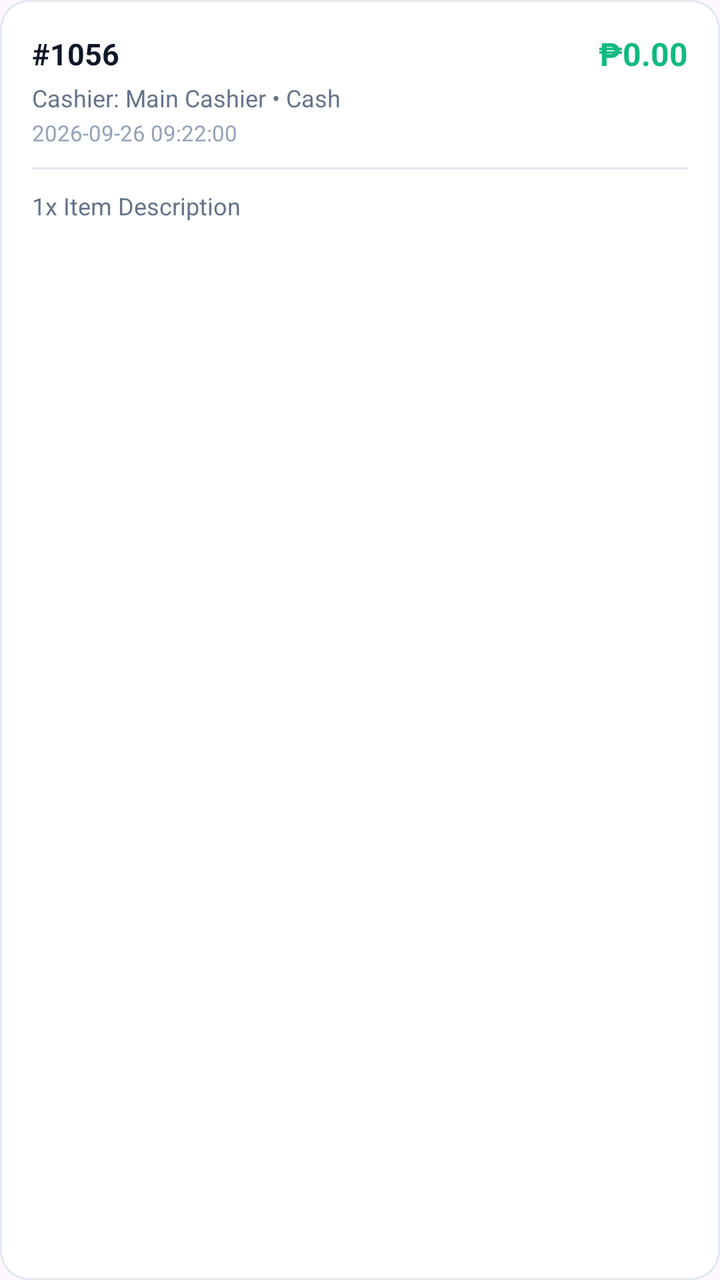
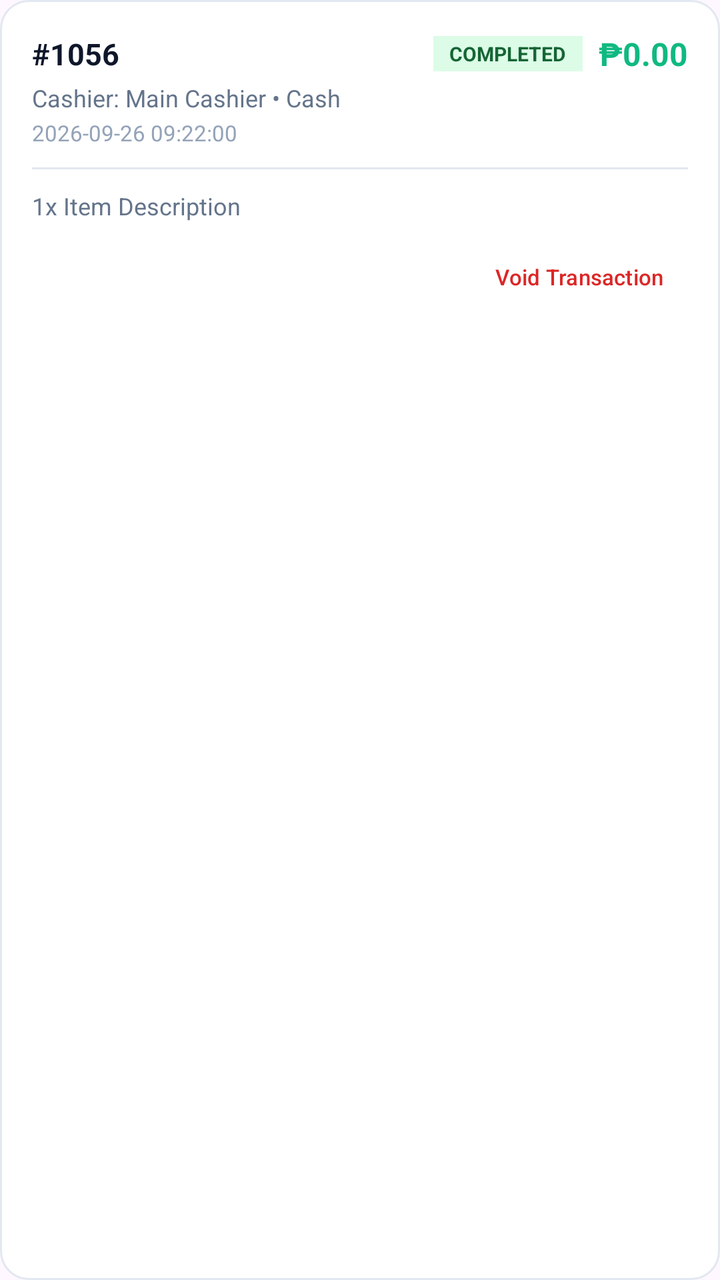

An Android layout rendered at two revisions. The XML below is the earlier revision; the diff shows what the commit changed to produce the second picture.
<!-- AndroidManifest.xml: application theme Theme.StockEase -->
<!-- res/layout/item_transaction.xml -->
<?xml version="1.0" encoding="utf-8"?>
<LinearLayout xmlns:android="http://schemas.android.com/apk/res/android"
    android:layout_width="match_parent"
    android:layout_height="wrap_content"
    android:layout_marginHorizontal="4dp"
    android:layout_marginVertical="5dp"
    android:background="@drawable/bg_card_white"
    android:orientation="vertical"
    android:padding="16dp">

    
    <LinearLayout
        android:layout_width="match_parent"
        android:layout_height="wrap_content"
        android:gravity="center_vertical"
        android:orientation="horizontal">

        <TextView
            android:id="@+id/tvTxId"
            android:layout_width="0dp"
            android:layout_height="wrap_content"
            android:layout_weight="1"
            android:text="#1056"
            android:textColor="@color/text_primary"
            android:textSize="15sp"
            android:textStyle="bold" />

        <TextView
            android:id="@+id/tvTxTotal"
            android:layout_width="wrap_content"
            android:layout_height="wrap_content"
            android:text="₱0.00"
            android:textColor="@color/success"
            android:textSize="16sp"
            android:textStyle="bold" />
    </LinearLayout>

    
    <TextView
        android:id="@+id/tvTxMeta"
        android:layout_width="match_parent"
        android:layout_height="wrap_content"
        android:layout_marginTop="3dp"
        android:text="Cashier: Main Cashier • Cash"
        android:textColor="@color/text_secondary"
        android:textSize="12sp" />

    
    <TextView
        android:id="@+id/tvTxDate"
        android:layout_width="match_parent"
        android:layout_height="wrap_content"
        android:layout_marginTop="2dp"
        android:text="2026-09-26 09:22:00"
        android:textColor="@color/text_muted"
        android:textSize="11sp" />

    <View
        android:layout_width="match_parent"
        android:layout_height="1dp"
        android:layout_marginTop="10dp"
        android:layout_marginBottom="10dp"
        android:background="@color/card_border" />

    
    <TextView
        android:id="@+id/tvTxSummary"
        android:layout_width="match_parent"
        android:layout_height="wrap_content"
        android:text="1x Item Description"
        android:textColor="@color/text_secondary"
        android:textSize="12sp" />

</LinearLayout>
<!-- resources referenced by this layout -->
<resources>
  <color name="card_border">#E2E8F0</color>
  <color name="success">#10B981</color>
  <color name="text_muted">#94A3B8</color>
  <color name="text_primary">#0F172A</color>
  <color name="text_secondary">#64748B</color>
  <!-- drawable bg_card_white (drawable) -->
  <?xml version="1.0" encoding="utf-8"?>
  <shape xmlns:android="http://schemas.android.com/apk/res/android"
      android:shape="rectangle">
      <solid android:color="@color/card_background" />
      <corners android:radius="14dp" />
      <stroke
          android:width="1dp"
          android:color="@color/card_border" />
  </shape>
  <style name="Theme.StockEase" parent="Base.Theme.StockEase" />
  <color name="card_background">#FFFFFF</color>
  <style name="Base.Theme.StockEase" parent="Theme.Material3.DayNight.NoActionBar">
          
          
      </style>
</resources>

<!-- the commit's change to res/layout/item_transaction.xml (unified diff, before → after) -->
@@ -24,6 +24,19 @@
             android:textColor="@color/text_primary"
             android:textSize="15sp"
             android:textStyle="bold" />
+
+        <TextView
+            android:id="@+id/tvTxStatusBadge"
+            android:layout_width="wrap_content"
+            android:layout_height="wrap_content"
+            android:paddingHorizontal="8dp"
+            android:paddingVertical="2dp"
+            android:layout_marginEnd="8dp"
+            android:text="COMPLETED"
+            android:textSize="10sp"
+            android:textStyle="bold"
+            android:textColor="#166534"
+            android:background="#DCFCE7" />
 
         <TextView
             android:id="@+id/tvTxTotal"
@@ -71,4 +84,25 @@
         android:textColor="@color/text_secondary"
         android:textSize="12sp" />
 
+    
+    <LinearLayout
+        android:id="@+id/layoutTxActions"
+        android:layout_width="match_parent"
+        android:layout_height="wrap_content"
+        android:gravity="end"
+        android:layout_marginTop="10dp"
+        android:orientation="horizontal">
+
+        <Button
+            android:id="@+id/btnVoidTx"
+            android:layout_width="wrap_content"
+            android:layout_height="32dp"
+            android:text="Void Transaction"
+            android:textSize="11sp"
+            android:textColor="#DC2626"
+            android:background="#FEE2E2"
+            android:paddingHorizontal="12dp"
+            style="?attr/borderlessButtonStyle" />
+    </LinearLayout>
+
 </LinearLayout>
